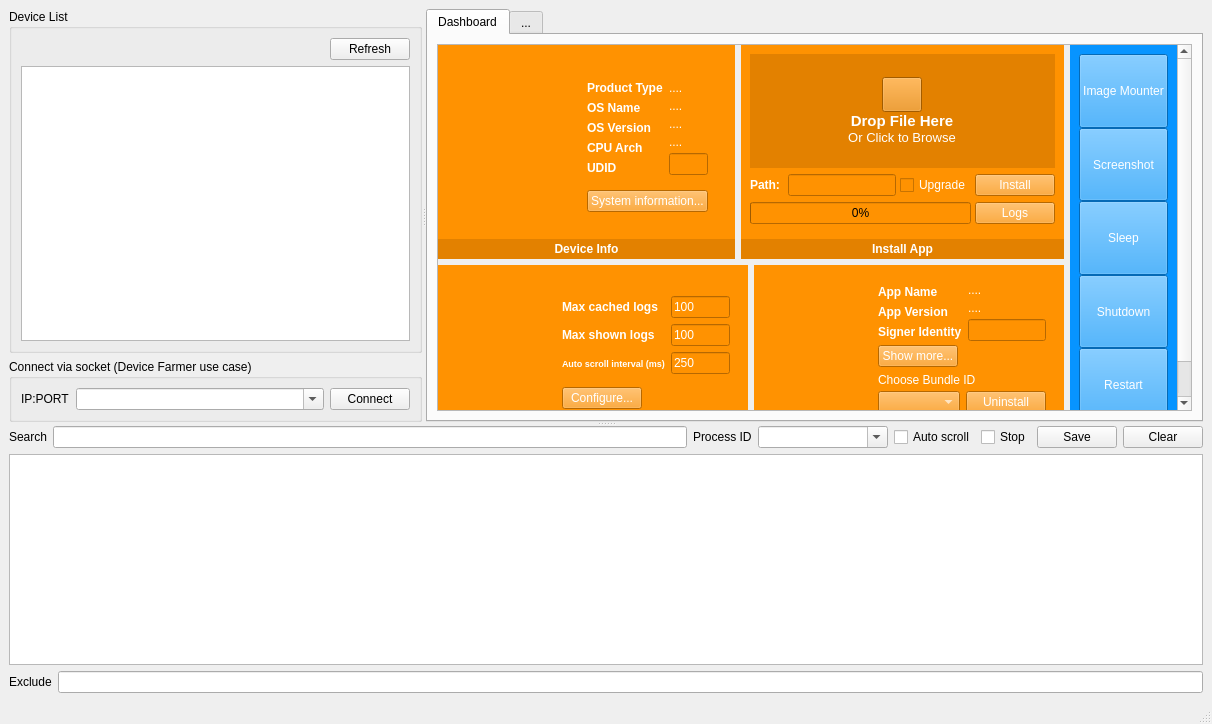
Above: Src/mainwindow.ui from hazmi-e205/iDebugTool before the change. Below: the same form after it.
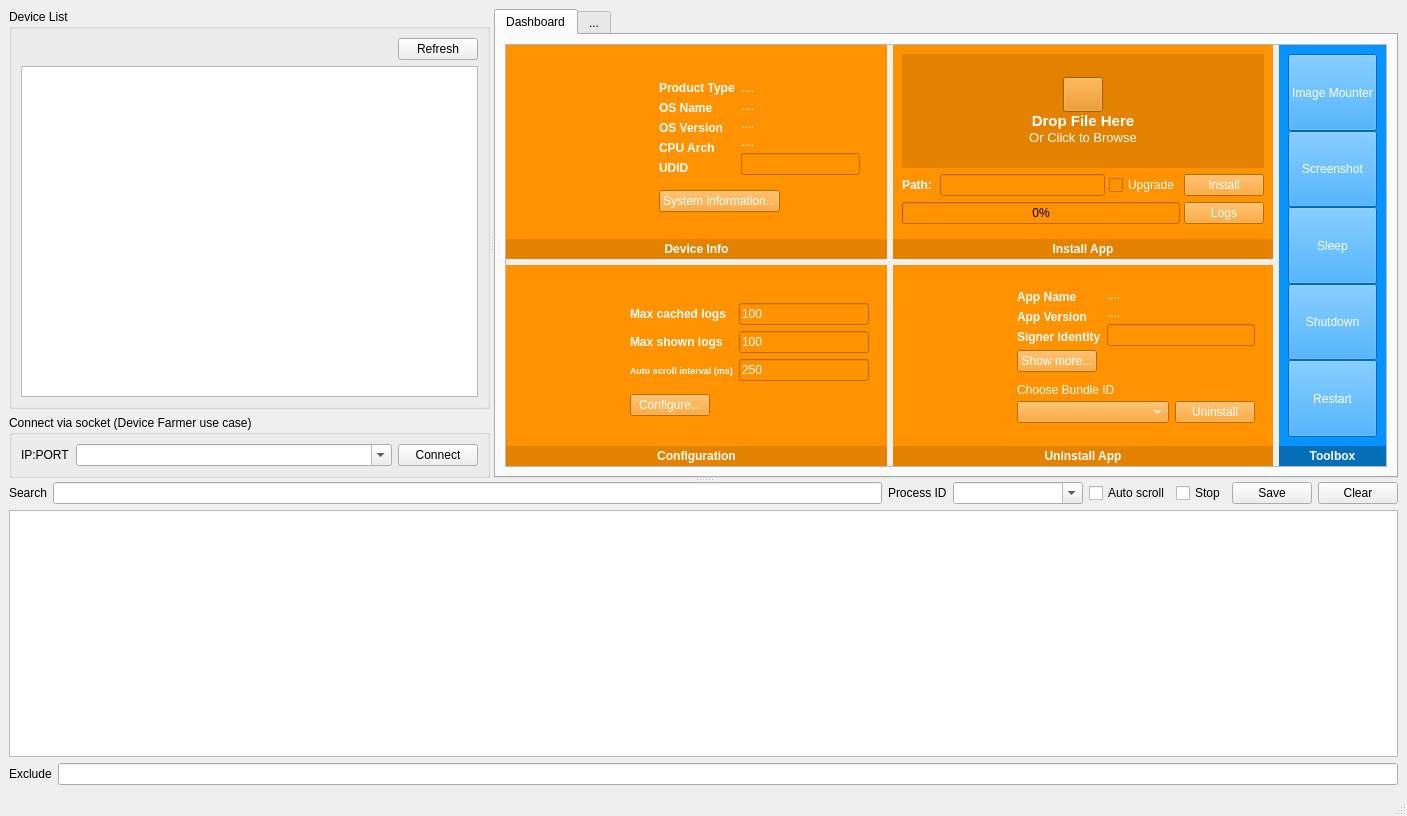
That is the form after the change. Icons and pictures are not drawn.

Commit message: * fix hang if unable to connect remote device

What changed in the file:
```diff
--- a/Src/mainwindow.ui
+++ b/Src/mainwindow.ui
@@ -6,8 +6,8 @@
    <rect>
     <x>0</x>
     <y>0</y>
-    <width>1212</width>
-    <height>724</height>
+    <width>1407</width>
+    <height>816</height>
    </rect>
   </property>
   <property name="windowTitle">
@@ -218,7 +218,7 @@
                  <rect>
                   <x>0</x>
                   <y>0</y>
-                  <width>773</width>
+                  <width>812</width>
                   <height>402</height>
                  </rect>
                 </property>
```
Left out of the diff: 2 changed lines with no effect on the pictures. The commit also changes 2 other files.
